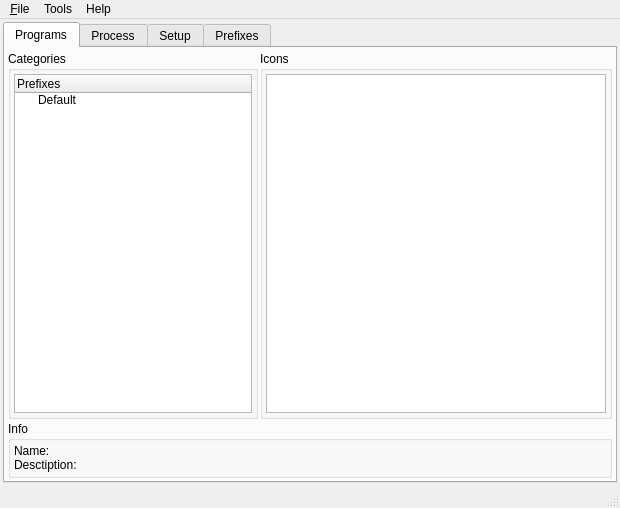
The window that src/MainWindow.ui (brezerk/q4wine) describes before a commit, drawn with Qt 5.
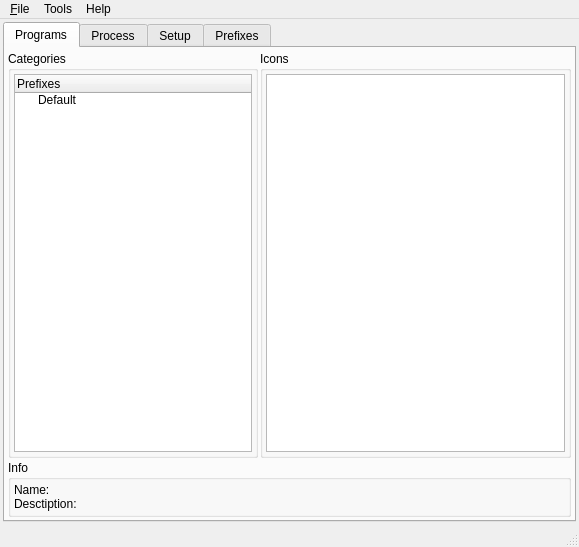
The same window after the commit.

```diff
--- a/src/MainWindow.ui
+++ b/src/MainWindow.ui
@@ -6,8 +6,8 @@
    <rect>
     <x>0</x>
     <y>0</y>
-    <width>620</width>
-    <height>508</height>
+    <width>579</width>
+    <height>547</height>
    </rect>
   </property>
   <property name="windowTitle" >
@@ -453,7 +453,7 @@
     <rect>
      <x>0</x>
      <y>0</y>
-     <width>620</width>
+     <width>579</width>
      <height>25</height>
     </rect>
    </property>
```
